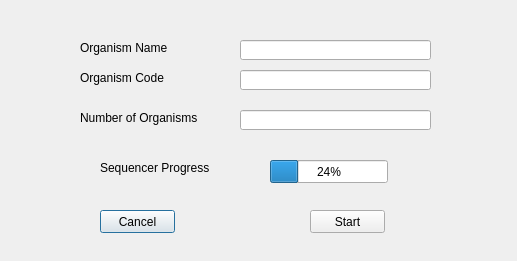
This is pop_analysis_fna_combiner.ui in TrinhLab/CASPERapp as Qt 5 draws it before an edit. The edited form follows.
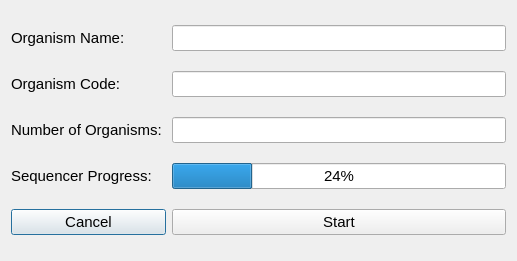
This is the edited form.

What changed in the file:
```diff
--- a/pop_analysis_fna_combiner.ui
+++ b/pop_analysis_fna_combiner.ui
@@ -10,109 +10,80 @@
     <height>261</height>
    </rect>
   </property>
+  <property name="font">
+   <font>
+    <pointsize>11</pointsize>
+   </font>
+  </property>
   <property name="windowTitle">
    <string>Dialog</string>
   </property>
+  <layout class="QGridLayout" name="gridLayout">
+   <item row="0" column="0">
   <widget class="QLabel" name="orgNameLabel">
-   <property name="geometry">
-    <rect>
-     <x>80</x>
-     <y>40</y>
-     <width>161</width>
-     <height>16</height>
-    </rect>
-   </property>
    <property name="text">
-    <string>Organism Name</string>
-   </property>
-  </widget>
-  <widget class="QLabel" name="cspr_org_code_name">
-   <property name="geometry">
-    <rect>
-     <x>80</x>
-     <y>70</y>
-     <width>161</width>
-     <height>16</height>
-    </rect>
-   </property>
-   <property name="text">
-    <string>Organism Code</string>
-   </property>
-  </widget>
+      <string>Organism Name:</string>
+     </property>
+    </widget>
+   </item>
+   <item row="0" column="1">
   <widget class="QLineEdit" name="orgName_line_edit">
-   <property name="geometry">
-    <rect>
-     <x>240</x>
-     <y>40</y>
-     <width>191</width>
-     <height>20</height>
-    </rect>
-   </property>
    <property name="toolTip">
     <string>&lt;html&gt;&lt;head/&gt;&lt;body&gt;&lt;p&gt;This will be the organism/genome name in the newly generated CSPR file.&lt;/p&gt;&lt;/body&gt;&lt;/html&gt;</string>
    </property>
   </widget>
+   </item>
+   <item row="1" column="0">
+    <widget class="QLabel" name="cspr_org_code_name">
+     <property name="text">
+      <string>Organism Code:</string>
+     </property>
+    </widget>
+   </item>
+   <item row="1" column="1">
   <widget class="QLineEdit" name="org_code_line_edit">
-   <property name="geometry">
-    <rect>
-     <x>240</x>
-     <y>70</y>
-     <width>191</width>
-     <height>20</height>
-    </rect>
-   </property>
    <property name="toolTip">
     <string>&lt;html&gt;&lt;head/&gt;&lt;body&gt;&lt;p&gt;This is the organism code to put before the endonuclease, similar to Analyze New Genome&lt;/p&gt;&lt;/body&gt;&lt;/html&gt;</string>
    </property>
   </widget>
+   </item>
+   <item row="2" column="0">
+    <widget class="QLabel" name="label_2">
+     <property name="text">
+      <string>Number of Organisms: </string>
+     </property>
+    </widget>
+   </item>
+   <item row="2" column="1">
+    <widget class="QLineEdit" name="orgNum_lineEdit">
+     <property name="toolTip">
+      <string>&lt;html&gt;&lt;head/&gt;&lt;body&gt;&lt;p&gt;This is the number of Organisms you want to do population analysis on.&lt;br/&gt;&lt;br/&gt;IE: if population analysis is being run on 5 organisms, this number is set to 5.&lt;/p&gt;&lt;/body&gt;&lt;/html&gt;</string>
+     </property>
+    </widget>
+   </item>
+   <item row="3" column="0">
   <widget class="QLabel" name="label">
-   <property name="geometry">
-    <rect>
-     <x>100</x>
-     <y>160</y>
-     <width>141</width>
-     <height>16</height>
-    </rect>
-   </property>
    <property name="text">
-    <string>Sequencer Progress</string>
-   </property>
-  </widget>
+      <string>Sequencer Progress:</string>
+     </property>
+    </widget>
+   </item>
+   <item row="3" column="1">
   <widget class="QProgressBar" name="sequencer_prog_bar">
-   <property name="geometry">
-    <rect>
-     <x>270</x>
-     <y>160</y>
-     <width>118</width>
-     <height>23</height>
-    </rect>
-   </property>
    <property name="value">
     <number>24</number>
    </property>
   </widget>
+   </item>
+   <item row="4" column="0">
   <widget class="QPushButton" name="cancel_button">
-   <property name="geometry">
-    <rect>
-     <x>100</x>
-     <y>210</y>
-     <width>75</width>
-     <height>23</height>
-    </rect>
-   </property>
    <property name="text">
     <string>Cancel</string>
    </property>
   </widget>
+   </item>
+   <item row="4" column="1">
   <widget class="QPushButton" name="start_button">
-   <property name="geometry">
-    <rect>
-     <x>310</x>
-     <y>210</y>
-     <width>75</width>
-     <height>23</height>
-    </rect>
-   </property>
    <property name="toolTip">
     <string>&lt;html&gt;&lt;head/&gt;&lt;body&gt;&lt;p&gt;This function will take the FNA/Fasta files selected, concatontate them into one. Then it will run the New Genome sequencer algorithm on it, creating a new CSPR file with all of those FNA/Fasta files. Then it will run the analysis algorithm to pull the Population Analysis data out.&lt;/p&gt;&lt;/body&gt;&lt;/html&gt;</string>
    </property>
@@ -120,32 +91,8 @@
     <string>Start</string>
    </property>
   </widget>
-  <widget class="QLabel" name="label_2">
-   <property name="geometry">
-    <rect>
-     <x>80</x>
-     <y>110</y>
-     <width>141</width>
-     <height>16</height>
-    </rect>
-   </property>
-   <property name="text">
-    <string>Number of Organisms</string>
-   </property>
-  </widget>
-  <widget class="QLineEdit" name="orgNum_lineEdit">
-   <property name="geometry">
-    <rect>
-     <x>240</x>
-     <y>110</y>
-     <width>191</width>
-     <height>20</height>
-    </rect>
-   </property>
-   <property name="toolTip">
-    <string>&lt;html&gt;&lt;head/&gt;&lt;body&gt;&lt;p&gt;This is the number of Organisms you want to do population analysis on.&lt;br/&gt;&lt;br/&gt;IE: if population analysis is being run on 5 organisms, this number is set to 5.&lt;/p&gt;&lt;/body&gt;&lt;/html&gt;</string>
-   </property>
-  </widget>
+   </item>
+  </layout>
  </widget>
  <resources/>
  <connections/>
```
Lines whose indentation alone changed are shown as unchanged.
